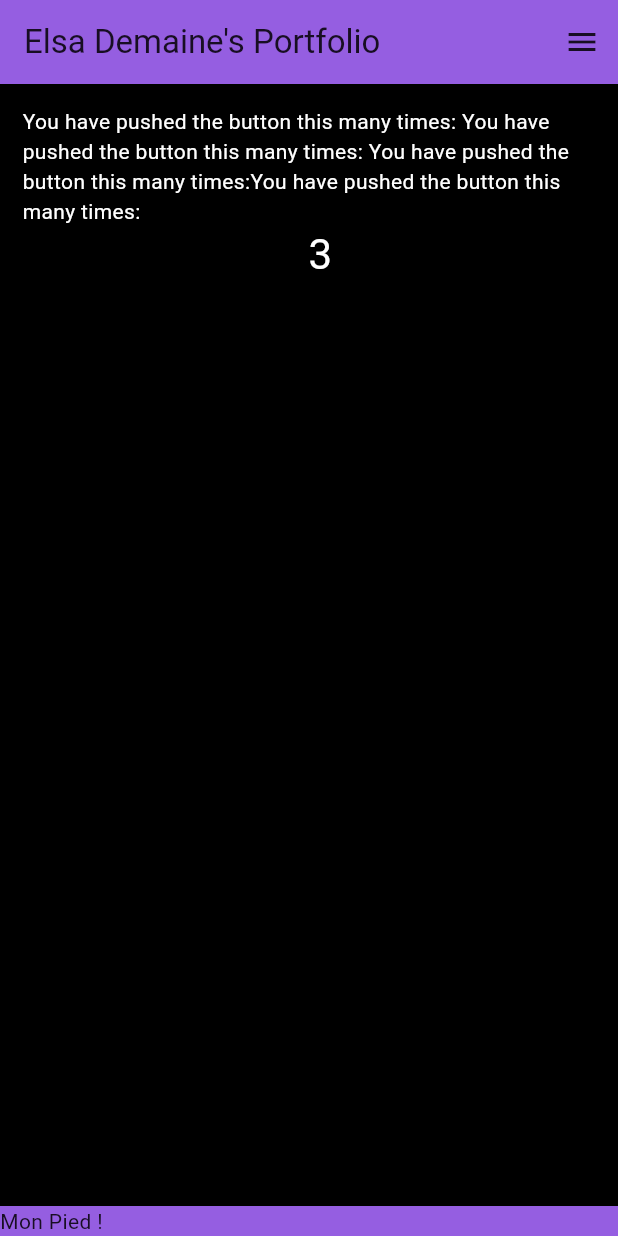
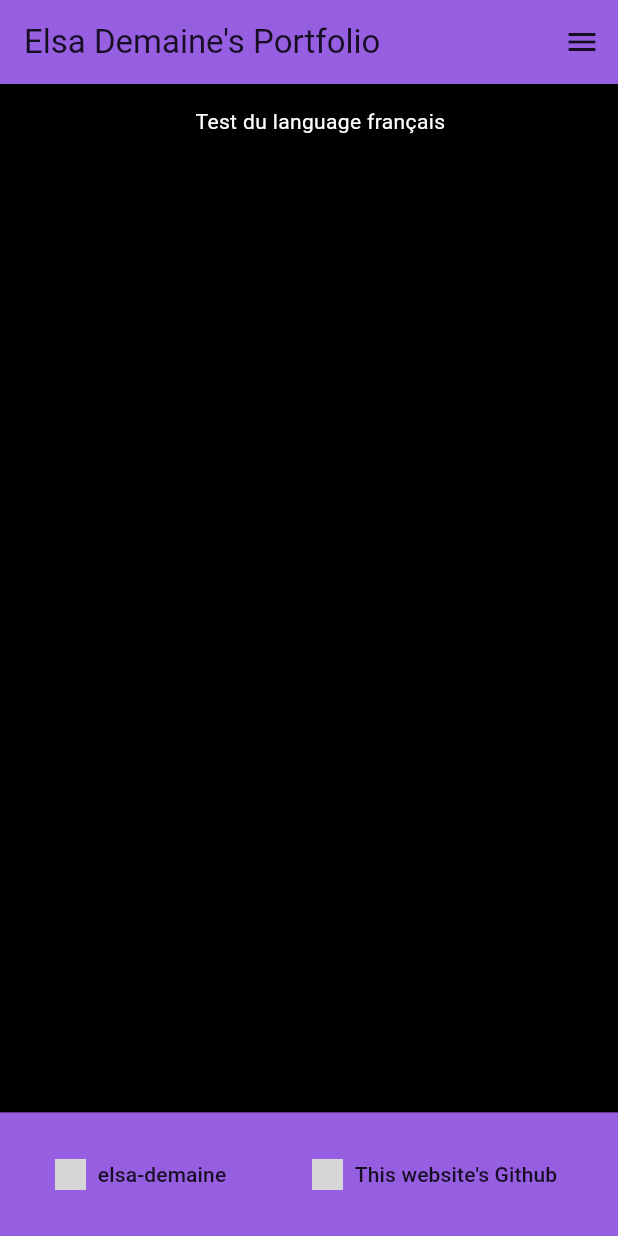
Before and after one commit to elsa-demaine/portfolio_elsa, a Flutter app: the screen it shows after launch, on a phone screen of 412 x 824 dp. Run offline on Flutter 3.47's test engine with Material 3 defaults, Android fonts, the phone set to English and light mode, and no system bars; our stand-ins replace carousel_slider; generated files the repository leaves out were written again; grey boxes are pictures that could not be loaded.

Commit message:
Adding links in Footer and lang support

```diff
--- a/lib/assets/constants.dart
+++ /dev/null
@@ -1,77 +0,0 @@
-
-import 'package:flutter/material.dart';
-import '../hobbies.dart';
-
-class Constants {
-  static const Color myPurple = Color.fromARGB(255, 94, 0, 196);
-  static const Color myDeepPurple = Color.fromARGB(255, 24, 14, 35);
-  static const Color myLightPurple = Color.fromARGB(255, 149, 94, 225);
-  static const Color myGreen = Color.fromARGB(255, 42, 255, 0);
-  static const Color myLightBlue = Color.fromARGB(255, 56, 135, 255);
-  static const Color myDeepBlue = Color.fromARGB(255, 23, 35, 55);
-  static const Color myLightGreen = Color.fromARGB(255, 0, 166, 123);
-  static const Color myDeepGreen = Color.fromARGB(255, 17, 42, 36);
-
-  static ThemeData myTheme() {
-    return ThemeData(
-      colorScheme: const ColorScheme(
-          brightness: Brightness.light,
-          primary: Constants.myLightPurple,
-          onPrimary: Constants.myDeepPurple,
-          secondary: Constants.myLightBlue,
-          onSecondary: Colors.black,
-          tertiary: Constants.myLightGreen,
-          onTertiary: Colors.black,
-          error: Colors.red,
-          onError: Colors.black,
-          surface: Colors.black,
-          onSurface: Colors.white,
-        ),
-      /*ColorScheme.fromSeed(
-        seedColor: Colors.tealAccent,
-        brightness: Brightness.dark,
-      ),*/
-      useMaterial3: true,
-    );
-  }
-
-  static AppBar myAppBar(BuildContext context, String title) {
-    return AppBar(
-      actions: [
-        IconButton(
-          tooltip: 'Menu',
-          icon: Icon(
-            Icons.menu,
-            color: Theme.of(context).colorScheme.onPrimary,
-          ),
-          onPressed: () {
-            Navigator.push(
-              context,
-              MaterialPageRoute(
-                builder: (context) {
-                  return const MyHobbies();
-                },
-              ),
-            );
-          },
-        ),
-      ],
-      backgroundColor: Theme.of(context).colorScheme.primary,
-      foregroundColor: Theme.of(context).colorScheme.onPrimary,
-      title: Text(title),
-    );
-  }
-
-  static Container myFooter(BuildContext context){
-    return Container(
-      width: MediaQuery.of(context).size.width,
-      color: Theme.of(context).colorScheme.primary,
-      child: Text(
-        'Mon Pied !',
-        style: TextStyle(
-          color: Theme.of(context).colorScheme.onPrimary,
-        ),
-      ),
-    );
-  }
-}
--- /dev/null
+++ b/lib/constants.dart
@@ -0,0 +1,108 @@
+import 'package:flutter/material.dart';
+import 'hobbies.dart';
+import 'package:url_launcher/url_launcher.dart';
+
+const Color myDeepPurple = Color.fromARGB(255, 24, 14, 35);
+const Color myLightPurple = Color.fromARGB(255, 150, 94, 225);
+const Color myLightGreen = Color.fromARGB(255, 0, 204, 125);
+const Color myLightBlue = Color.fromARGB(255, 55, 134, 255);
+
+ThemeData myTheme() {
+  return ThemeData(
+    colorScheme: const ColorScheme(
+      brightness: Brightness.light,
+      primary: myLightPurple,
+      onPrimary: myDeepPurple,
+      secondary: myLightGreen,
+      onSecondary: Colors.black,
+      tertiary: myLightBlue,
+      onTertiary: Colors.black,
+      error: Colors.red,
+      onError: Colors.black,
+      surface: Colors.black,
+      onSurface: Colors.white,
+    ),
+    useMaterial3: true,
+  );
+}
+
+AppBar myAppBar(BuildContext context, String title) {
+  return AppBar(
+    actions: [
+      IconButton(
+        tooltip: 'Menu',
+        icon: Icon(
+          Icons.menu,
+          color: Theme.of(context).colorScheme.onPrimary,
+        ),
+        onPressed: () {
+          Navigator.push(
+            context,
+            MaterialPageRoute(
+              builder: (context) {
+                return const MyHobbies();
+              },
+            ),
+          );
+        },
+      ),
+    ],
+    backgroundColor: Theme.of(context).colorScheme.primary,
+    foregroundColor: Theme.of(context).colorScheme.onPrimary,
+    title: Text(title),
+  );
+}
+
+Container myFooter(BuildContext context) {
+  return Container(
+    width: MediaQuery.of(context).size.width,
+    height: MediaQuery.of(context).size.height * .10,
+    color: Theme.of(context).colorScheme.primary,
+    padding: const EdgeInsets.all(10),
+    child: Row(
+      mainAxisAlignment: MainAxisAlignment.spaceAround,
+      children: [
+        TextButton.icon(
+          icon: Image.asset(
+              'images/LI-In-Bug.png',
+              height: MediaQuery.of(context).size.width * .05,
+          ),
+          label: Text(
+            'elsa-demaine',
+            style: TextStyle(
+              color: Theme.of(context).colorScheme.onPrimary,
+            ),
+          ),
+          onPressed: _launchLinkedInURL,
+        ),
+        TextButton.icon(
+          icon: Image.asset(
+            'images/github-mark.png',
+            height: MediaQuery.of(context).size.width * .05,
+          ),
+          label: Text(
+            'This website\'s Github',
+            style: TextStyle(
+              color: Theme.of(context).colorScheme.onPrimary,
+            ),
+          ),
+          onPressed: _launchGithubURL,
+        ),
+      ],
+    ),
+  );
+}
+
+_launchLinkedInURL() async {
+  final Uri url = Uri.parse('https://www.linkedin.com/in/elsa-demaine');
+  if (!await launchUrl(url)) {
+    throw Exception('Could not launch $url');
+  }
+}
+
+_launchGithubURL() async {
+  final Uri url = Uri.parse('https://github.com/elsa-demaine/portfolio_elsa');
+  if (!await launchUrl(url)) {
+    throw Exception('Could not launch $url');
+  }
+}
--- /dev/null
+++ b/lib/l10n/intl_fr.arb
@@ -0,0 +1,3 @@
+{
+  "testLang": "Test du language français"
+}
--- a/lib/main.dart
+++ b/lib/main.dart
@@ -1,5 +1,7 @@
+import 'package:flutter_localizations/flutter_localizations.dart';
 import 'package:flutter/material.dart';
-import 'assets/constants.dart' as constants;
+import 'constants.dart';
+import 'generated/l10n.dart';
 
 void main() {
   runApp(const MyApp());
@@ -11,9 +13,16 @@ class MyApp extends StatelessWidget {
   @override
   Widget build(BuildContext context) {
     return MaterialApp(
+      localizationsDelegates: [
+        S.delegate,
+        GlobalMaterialLocalizations.delegate,
+        GlobalWidgetsLocalizations.delegate,
+        GlobalCupertinoLocalizations.delegate,
+      ],
+      supportedLocales: S.delegate.supportedLocales,
       debugShowCheckedModeBanner: false,
       title: 'Elsa Demaine',
-      theme: constants.Constants.myTheme(),
+      theme: myTheme(),
       home: const MyHomePage(title: 'Elsa Demaine\'s Portfolio'),
     );
   }
@@ -33,8 +42,8 @@ class _MyHomePageState extends State<MyHomePage> {
   @override
   Widget build(BuildContext context) {
     return Scaffold(
-      bottomNavigationBar: constants.Constants.myFooter(context),
-      appBar: constants.Constants.myAppBar(context, widget.title),
+      bottomNavigationBar: myFooter(context),
+      appBar: myAppBar(context, widget.title),
       body: LayoutBuilder(builder: (context, constraints) {
         return SingleChildScrollView(
           scrollDirection: Axis.horizontal,
@@ -45,15 +54,8 @@ class _MyHomePageState extends State<MyHomePage> {
             child: Column(
               mainAxisAlignment: MainAxisAlignment.start,
               children: <Widget>[
-                const Text(
-                  'You have pushed the button this many times: '
-                  'You have pushed the button this many times: '
-                  'You have pushed the button this many times:'
-                  'You have pushed the button this many times:',
-                ),
                 Text(
-                  '3',
-                  style: Theme.of(context).textTheme.headlineMedium,
+                  S.of(context).testLang,
                 ),
               ],
             ),
```
Also changed, not shown: lib/hobbies.dart (+27 -5 lines), pubspec.yaml (+13 -2 lines), lib/assets/Menu.dart (deleted), lib/menu.dart (added), pubspec.lock, 2 other files.
